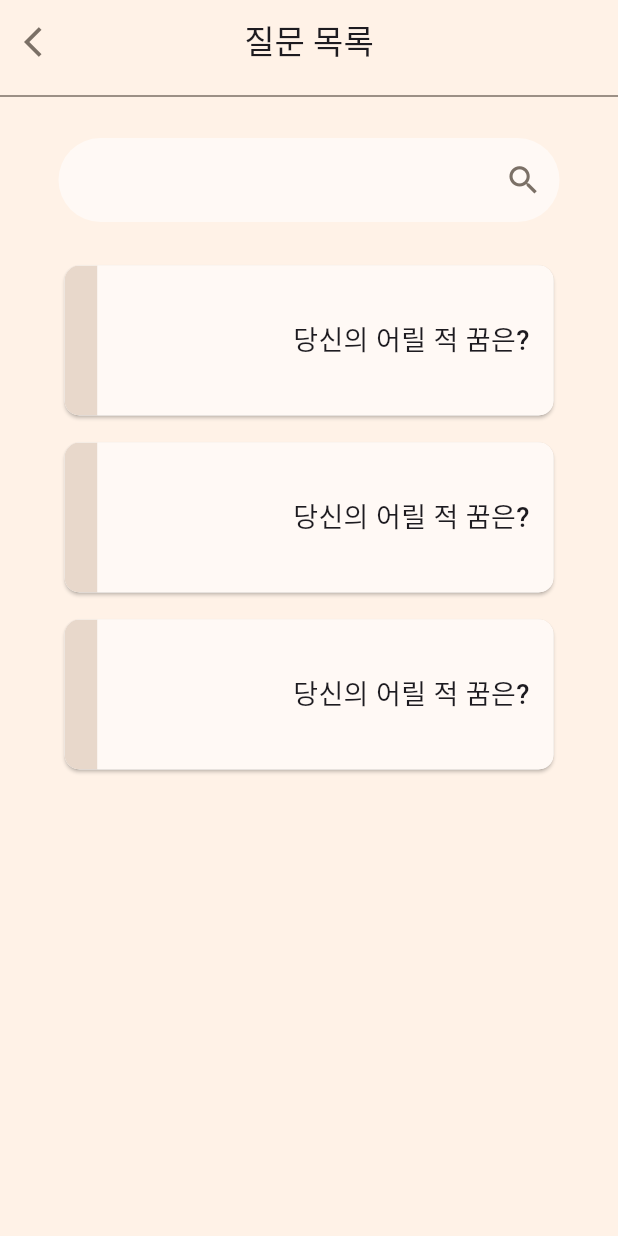
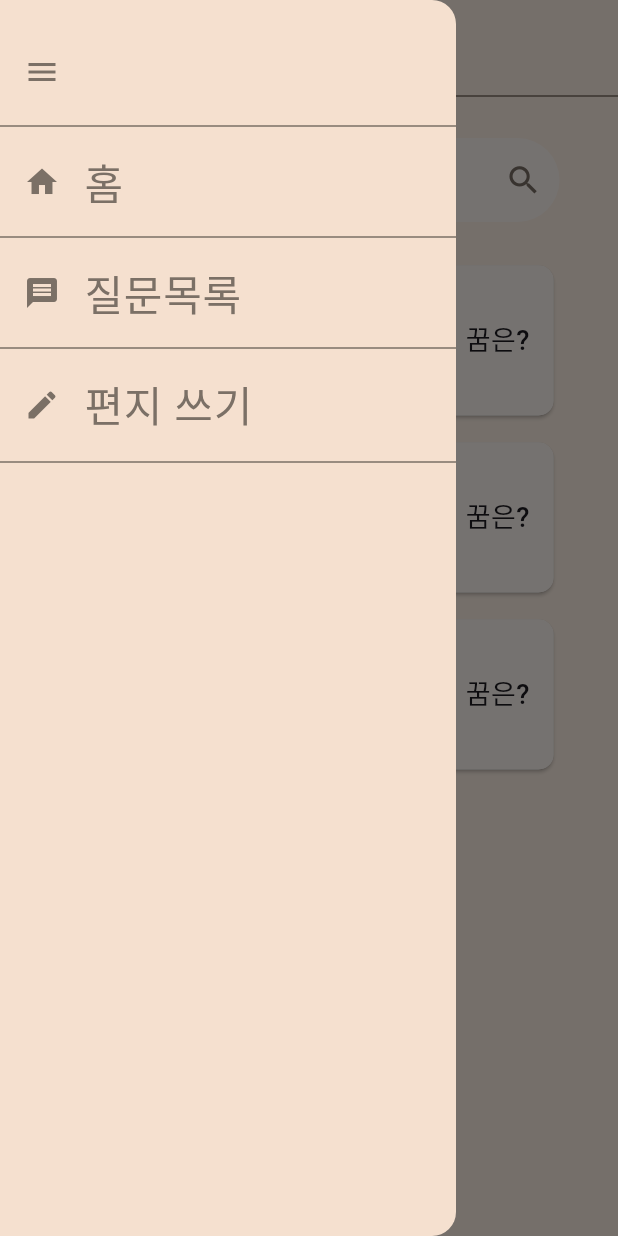
Before and after one commit to readygetset/everydaywithyou-client, a Flutter app: the questionListWidget screen opened directly, with the side drawer open (before the commit the screen has no drawer), on a phone screen of 412 x 824 dp. Run offline on Flutter 3.47's test engine with Material 3 defaults, Android fonts, the phone set to English and light mode, and no system bars; Roboto replaces fonts that are missing (NanumMyeongjo).

Commit message:
mod: add menu to questionList and refactor

```diff
--- a/lib/questionList.dart
+++ b/lib/questionList.dart
@@ -1,3 +1,4 @@
+import 'package:everywithu/writeQuestion.dart';
 import 'package:flutter/material.dart';
 
 class questionListWidget extends StatefulWidget {
@@ -31,16 +32,96 @@ class _questionListWidgetState extends State<questionListWidget> {
             fontFamily: 'NanumMyeongjo'
           ),
         ),
-        leading: IconButton(
-          icon: Icon(
-            Icons.arrow_back_ios,
-            color: Color(0xff7b7066),
+      ),// TO DO: scroll view
+        drawer: Drawer(
+          backgroundColor: Color(0xFFF5E0CF),
+          child: ListView(
+              children: [
+                Container(
+                  height: 20,
+                ),
+                ListTile(
+                  leading: Icon(
+                    Icons.menu,
+                    color: Color(0XFF7B7066),
+                  ),
+                  onTap: (){
+                    Navigator.of(context).push(MaterialPageRoute(builder: (context)=>writeQuestionWidget()));
+                  },
+                ),
+                Divider(
+                  thickness: 1,
+                  color: Color(0xFF7B7066),
+                ),
+                ListTile(
+                  leading: Icon(
+                    Icons.home,
+                    color: Color(0XFF7B7066),
+                  ),
+                  title: Text(
+                    '홈',
+                    style: TextStyle(
+                      color: Color(0xFF7B7066),
+                      fontSize: 28,
+                      fontWeight: FontWeight.w500,
+                      fontFamily: 'NanumMyeongjo',
+                    ),
+                  ),
+                  onTap: (){
+                    Navigator.of(context).push(MaterialPageRoute(builder: (context)=>writeQuestionWidget()));
+                  },
+                ),
+                Divider(
+                  thickness: 1,
+                  color: Color(0xFF7B7066),
+                ),
+                ListTile(
+                  leading: Icon(
+                    Icons.message,
+                    color: Color(0xFF7B7066),
+                  ),
+                  title: Text(
+                    '질문목록',
+                    style: TextStyle(
+                      color: Color(0xFF7B7066),
+                      fontSize: 28,
+                      fontWeight: FontWeight.w500,
+                      fontFamily: 'NanumMyeongjo',
+                    ),
+                  ),
+                  onTap: (){
+                    Navigator.of(context).push(MaterialPageRoute(builder: (context)=>questionListWidget()));
+                  },
+                ),
+                Divider(
+                  thickness: 1,
+                  color: Color(0xFF7B7066),
+                ),
+                ListTile(
+                  leading: Icon(
+                    Icons.create,
+                    color: Color(0xFF7B7066),
+                  ),
+                  title: Text(
+                    '편지 쓰기',
+                    style: TextStyle(
+                      color: Color(0xFF7B7066),
+                      fontSize: 28,
+                      fontWeight: FontWeight.w500,
+                      fontFamily: 'NanumMyeongjo',
+                    ),
+                  ),
+                  onTap: (){
+                    Navigator.of(context).push(MaterialPageRoute(builder: (context)=>questionListWidget()));
+                  },
+                ),
+                Divider(
+                  thickness: 1,
+                  color: Color(0xFF7B7066),
+                ),
+              ]
           ),
-          onPressed: ()async{
-            Navigator.pop(context);
-          },
         ),
-      ),// TO DO: scroll view
       body: SingleChildScrollView(
         child: Container(
             child:Column(
--- a/lib/todayQuestion.dart
+++ b/lib/todayQuestion.dart
@@ -13,8 +13,6 @@ class todayQuestionWidget extends StatefulWidget {
 class _todayQuestionWidgetState extends State<todayQuestionWidget> {
   @override
   Widget build(BuildContext context) {
-    double screenWidth = MediaQuery.of(context).size.width;
-
     return Scaffold(
       resizeToAvoidBottomInset: false,
       backgroundColor: Color(0xffFFF2E7),
@@ -125,7 +123,7 @@ class _todayQuestionWidgetState extends State<todayQuestionWidget> {
       body: Container(
         decoration: BoxDecoration(
           image: DecorationImage(
-            image:Image.asset('assets/png/main.png',
+            image:Image.asset('assets/images/main.png',
               fit: BoxFit.cover
           ).image,
           ),
--- a/lib/writeQuestion.dart
+++ b/lib/writeQuestion.dart
@@ -1,5 +1,4 @@
 import 'package:flutter/material.dart';
-import 'writeQuestion.dart';
 import 'questionList.dart';
 import 'todayQuestion.dart';
 
@@ -142,7 +141,6 @@ class _writeQuestionWidgetState extends State<writeQuestionWidget> {
               ),
             ),
             SizedBox(height: 20),
-
             ElevatedButton(
               onPressed:(){
                 setState(() {
@@ -167,10 +165,8 @@ class _writeQuestionWidgetState extends State<writeQuestionWidget> {
             showCardWidget(),
             showCardWidget()
           ],
-
         ),
     ),
-
     );
   }
 }
--- a/pubspec.yaml
+++ b/pubspec.yaml
@@ -60,10 +60,7 @@ flutter:
 
   # To add assets to your application, add an assets section, like this:
   assets:
-    - assets/images/writeBackground.png
-    - assets/images/qna.png
-    - assets/images/questionanswer.png
-    - assets/png/main.png
+    - assets/images/main.png
   #   - images/a_dot_burr.jpeg
   #   - images/a_dot_ham.jpeg
 
```
Also changed, not shown: assets/images/main.png (renamed from assets/png/main.png), assets/images/qna.png (deleted), assets/images/questionanswer.png (deleted), assets/images/writeBackground.png (deleted), pubspec.lock. Lines whose indentation alone changed are shown as unchanged.
